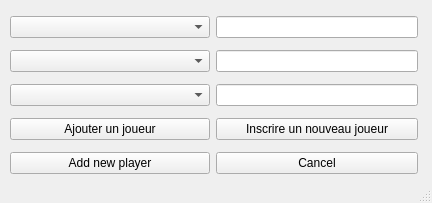
This is ui/NewParty.ui in XerleX99/Flechette_Elo as Qt 5 draws it before an edit. The edited form follows.
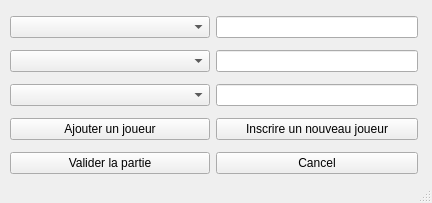
This is the edited form.

Patch:
```diff
--- a/ui/NewParty.ui
+++ b/ui/NewParty.ui
@@ -104,7 +104,7 @@
      <item row="4" column="0">
       <widget class="QPushButton" name="pushButton_3">
        <property name="text">
-        <string>Add new player</string>
+        <string>Valider la partie</string>
        </property>
       </widget>
      </item>
```
